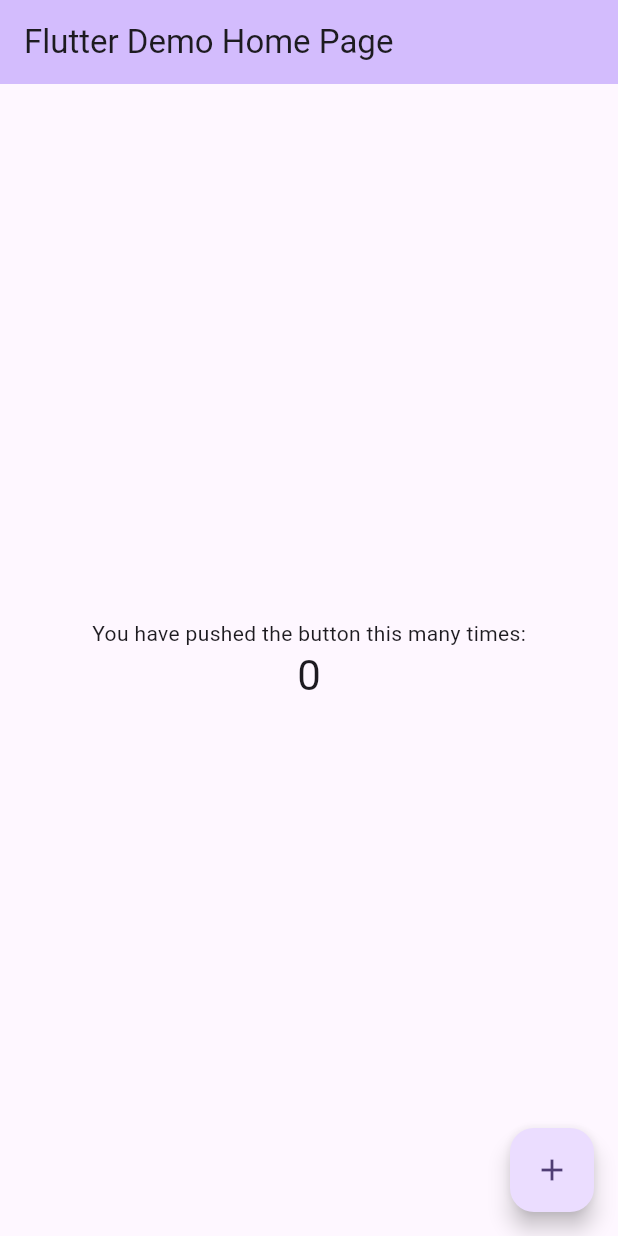
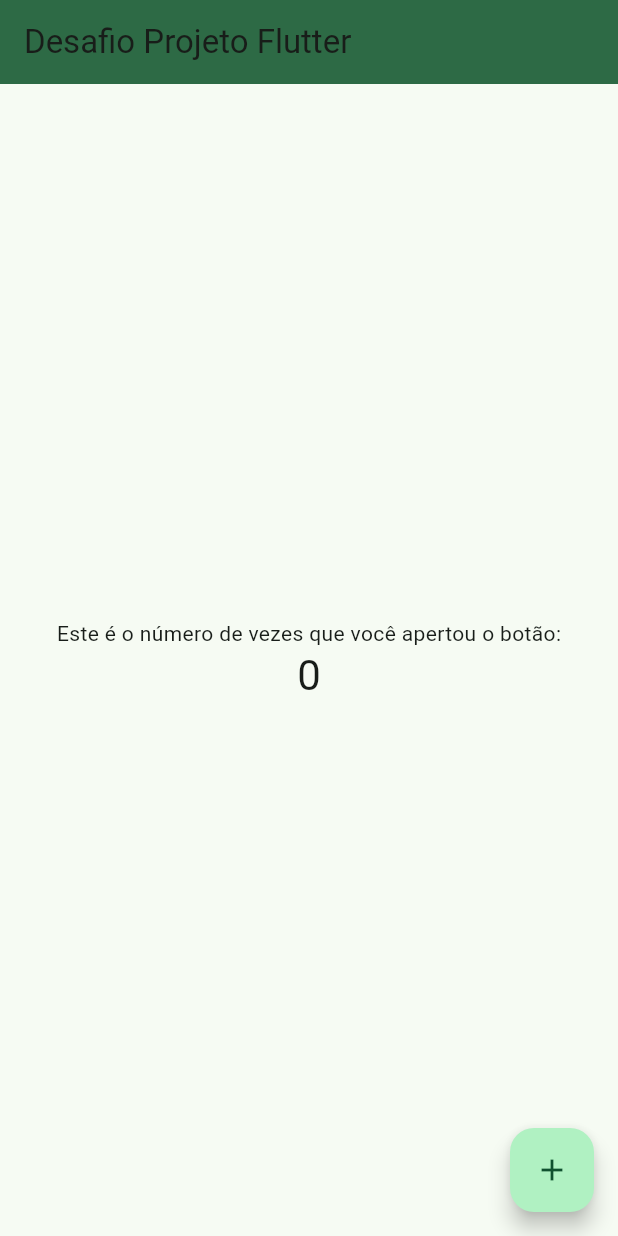
Before and after one commit to odantonio/appone, a Flutter app: the screen it shows after launch, on a phone screen of 412 x 824 dp. Run offline on Flutter 3.47's test engine with Material 2 defaults, Android fonts, the phone set to English and light mode, and no system bars.

Commit message:
files: updating main

```diff
--- a/lib/main.dart
+++ b/lib/main.dart
@@ -11,7 +11,7 @@
   @override
   Widget build(BuildContext context) {
     return MaterialApp(
-      title: 'Flutter Demo',
+      title: 'Desafio Projeto Flutter',
       theme: ThemeData(
         // This is the theme of your application.
         //
@@ -28,10 +28,11 @@
         //
         // This works for code too, not just values: Most code changes can be
         // tested with just a hot reload.
-        colorScheme: ColorScheme.fromSeed(seedColor: Colors.deepPurple),
+        colorScheme:
+            ColorScheme.fromSeed(seedColor: Color.fromARGB(255, 181, 236, 195)),
         useMaterial3: true,
       ),
-      home: const MyHomePage(title: 'Flutter Demo Home Page'),
+      home: const MyHomePage(title: 'Desafio Projeto Flutter'),
     );
   }
 }
@@ -81,7 +82,7 @@
         // TRY THIS: Try changing the color here to a specific color (to
         // Colors.amber, perhaps?) and trigger a hot reload to see the AppBar
         // change color while the other colors stay the same.
-        backgroundColor: Theme.of(context).colorScheme.inversePrimary,
+        backgroundColor: Theme.of(context).colorScheme.primary,
         // Here we take the value from the MyHomePage object that was created by
         // the App.build method, and use it to set our appbar title.
         title: Text(widget.title),
@@ -106,7 +107,7 @@
           mainAxisAlignment: MainAxisAlignment.center,
           children: <Widget>[
             const Text(
-              'You have pushed the button this many times:',
+              'Este é o número de vezes que você apertou o botão:',
             ),
             Text(
               '$_counter',
@@ -117,7 +118,7 @@
       ),
       floatingActionButton: FloatingActionButton(
         onPressed: _incrementCounter,
-        tooltip: 'Increment',
+        tooltip: 'Acréscimo',
         child: const Icon(Icons.add),
       ), // This trailing comma makes auto-formatting nicer for build methods.
     );
```
Also changed, not shown: 1 other file.
